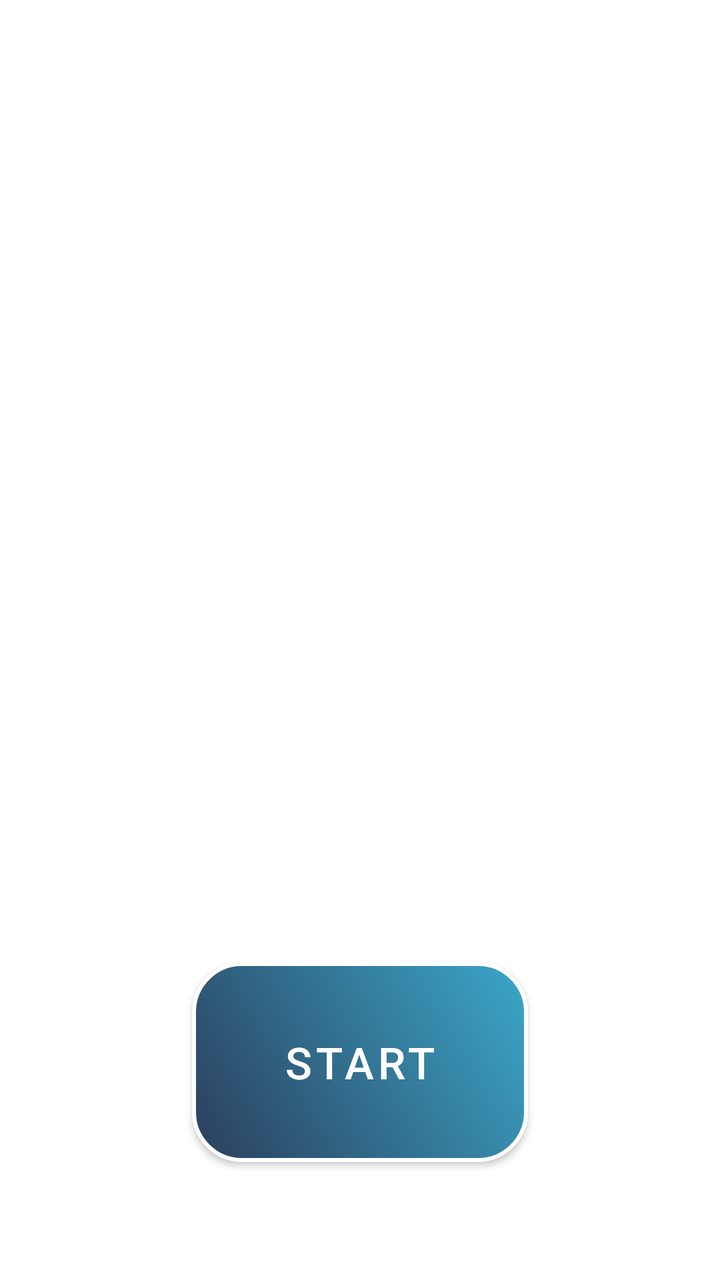
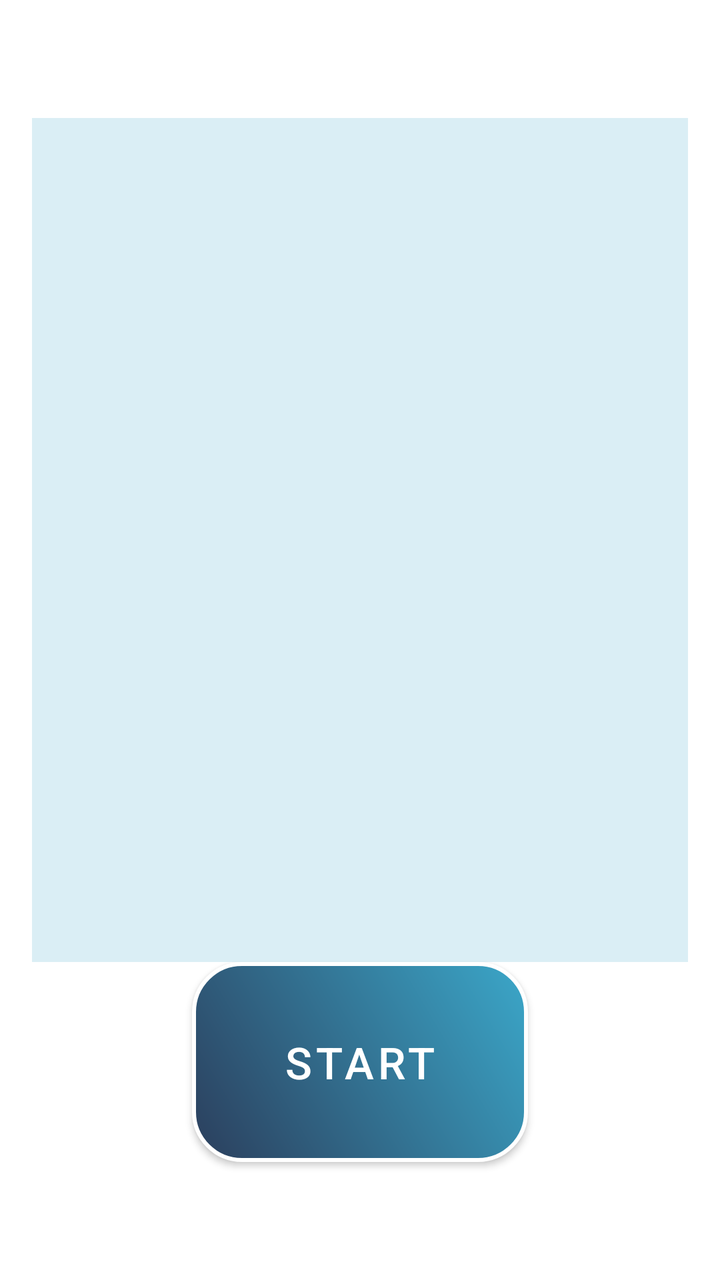

Screens rendered from an Android XML layout before and after an edit, with the pre-edit source and the edit as a unified diff.
<!-- AndroidManifest.xml: application theme Theme.VISTA -->
<!-- res/layout/activity_voice_control_page.xml -->
<LinearLayout xmlns:android="http://schemas.android.com/apk/res/android"
    xmlns:app="http://schemas.android.com/apk/res-auto"
    android:id="@+id/main"
    android:layout_width="match_parent"
    android:layout_height="match_parent"
    android:background="@color/white"
    android:orientation="vertical"
    android:gravity="center"
    android:padding="16dp">

    

    <TextView
        android:id="@+id/tvResult"
        android:layout_width="345dp"
        android:layout_height="422dp"
        android:background="#40FFFFFF"
        android:textColor="#3BA7C9"
        android:paddingLeft="16dp"
        android:paddingRight="16dp"
        android:paddingTop="8dp"
        android:paddingBottom="8dp"
        />

    <com.google.android.material.button.MaterialButton
        android:id="@+id/btnVoiceControl_start"
        style="@style/SemiTransparentRoundedButton"
        android:layout_width="168dp"
        android:layout_height="100dp"
        android:text="Start"
        android:textSize="22sp"
        android:background="@drawable/btn_photo_gradient"
        app:backgroundTint="@null"
        app:backgroundTintMode="src_over"
        app:cornerRadius="0dp"
        app:strokeColor="@null"
        app:strokeWidth="0dp"/>
</LinearLayout>
<!-- resources referenced by this layout -->
<resources>
  <color name="white">#FFFFFF</color>
  <!-- drawable btn_photo_gradient (drawable) -->
  <?xml version="1.0" encoding="utf-8"?>
  <shape xmlns:android="http://schemas.android.com/apk/res/android"
      android:shape="rectangle">
  
      
      <gradient
          android:startColor="#2B3E5C"
          android:endColor="#3BA7C9"
          android:angle="45"
      />
  
      
      <corners android:radius="24dp" />
  
      
      <stroke
          android:width="2dp"
          android:color="#FFFFFF" />
  
  </shape>
  <style name="SemiTransparentRoundedButton" parent="Widget.MaterialComponents.Button">
          <item name="android:textColor">#FFFFFF</item>
          <item name="background">@drawable/button_selector</item> 
          <item name="cornerRadius">24dp</item>
          <item name="strokeColor">#FFFFFF</item>
          <item name="strokeWidth">2dp</item>
          <item name="backgroundTint">#20FFFFFF</item> 
      </style>
  <style name="Theme.VISTA" parent="Theme.MaterialComponents.Light.NoActionBar">
          
          <item name="colorPrimary">@color/semi_transparent_white</item>
          <item name="colorPrimaryVariant">@color/semi_transparent_white</item>
          <item name="colorOnPrimary">@color/white</item>
          
      </style>
  <!-- drawable button_selector (drawable) -->
  <?xml version="1.0" encoding="utf-8"?>
  <selector xmlns:android="http://schemas.android.com/apk/res/android">
      
      <item android:state_pressed="true">
          <shape android:shape="rectangle">
              <solid android:color="#20FFFFFF" /> 
              <stroke android:width="2dp" android:color="#FFFFFF" />
              <corners android:radius="24dp" />
          </shape>
      </item>
  
      
      <item android:state_selected="true">
          <shape android:shape="rectangle">
              <solid android:color="#FFFF00" /> 
              <stroke android:width="2dp" android:color="#FFFFFF" />
              <corners android:radius="24dp" />
          </shape>
      </item>
  
      
      <item>
          <shape android:shape="rectangle">
              <solid android:color="#20FFFFFF" /> 
              <stroke android:width="2dp" android:color="#FFFFFF" />
              <corners android:radius="24dp" />
          </shape>
      </item>
  </selector>
  <color name="semi_transparent_white">#80FFFFFF</color>
</resources>

<!-- the commit's change to res/layout/activity_voice_control_page.xml (unified diff, before → after) -->
@@ -14,12 +14,13 @@
         android:id="@+id/tvResult"
         android:layout_width="345dp"
         android:layout_height="422dp"
-        android:background="#40FFFFFF"
+        android:background="#303BA7C9"
         android:textColor="#3BA7C9"
         android:paddingLeft="16dp"
         android:paddingRight="16dp"
         android:paddingTop="8dp"
         android:paddingBottom="8dp"
+
         />
 
     <com.google.android.material.button.MaterialButton
